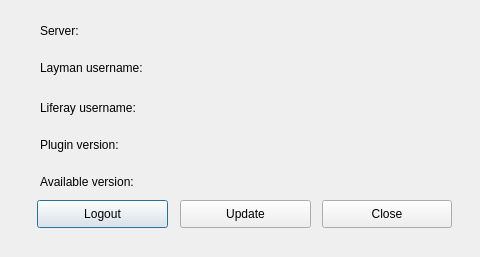
Qt form dlg_userInfo.ui (LESPROJEKT/qgis-layman-plugin) before a commit.
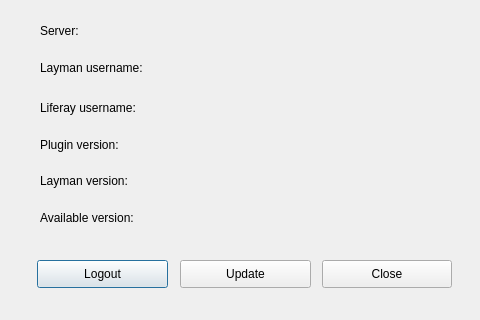
The same form after that commit.

Patch:
```diff
--- a/dlg_userInfo.ui
+++ b/dlg_userInfo.ui
@@ -10,19 +10,19 @@
     <x>0</x>
     <y>0</y>
     <width>480</width>
-    <height>257</height>
+    <height>320</height>
    </rect>
   </property>
   <property name="minimumSize">
    <size>
     <width>480</width>
-    <height>257</height>
+    <height>320</height>
    </size>
   </property>
   <property name="maximumSize">
    <size>
     <width>480</width>
-    <height>257</height>
+    <height>320</height>
    </size>
   </property>
   <property name="windowTitle">
@@ -84,7 +84,7 @@
    <property name="geometry">
     <rect>
      <x>37</x>
-     <y>200</y>
+     <y>260</y>
      <width>131</width>
      <height>28</height>
     </rect>
@@ -149,7 +149,7 @@
    <property name="geometry">
     <rect>
      <x>180</x>
-     <y>200</y>
+     <y>260</y>
      <width>131</width>
      <height>28</height>
     </rect>
@@ -162,7 +162,7 @@
    <property name="geometry">
     <rect>
      <x>40</x>
-     <y>174</y>
+     <y>210</y>
      <width>111</width>
      <height>16</height>
     </rect>
@@ -175,7 +175,7 @@
    <property name="geometry">
     <rect>
      <x>200</x>
-     <y>174</y>
+     <y>210</y>
      <width>191</width>
      <height>16</height>
     </rect>
@@ -188,7 +188,7 @@
    <property name="geometry">
     <rect>
      <x>322</x>
-     <y>200</y>
+     <y>260</y>
      <width>130</width>
      <height>28</height>
     </rect>
@@ -197,6 +197,32 @@
     <string>Close</string>
    </property>
   </widget>
+  <widget class="QLabel" name="label_6">
+   <property name="geometry">
+    <rect>
+     <x>40</x>
+     <y>173</y>
+     <width>111</width>
+     <height>16</height>
+    </rect>
+   </property>
+   <property name="text">
+    <string>Layman version:</string>
+   </property>
+  </widget>
+  <widget class="QLabel" name="label_versionLayman">
+   <property name="geometry">
+    <rect>
+     <x>200</x>
+     <y>170</y>
+     <width>191</width>
+     <height>16</height>
+    </rect>
+   </property>
+   <property name="text">
+    <string/>
+   </property>
+  </widget>
  </widget>
  <resources/>
  <connections/>
```
